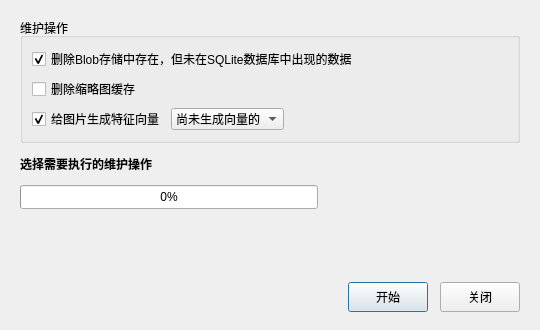
Before: the Qt Designer form src/ui/dialog_database_maintenance.ui in Craftkuro/StickerGenie, drawn with Qt 5.
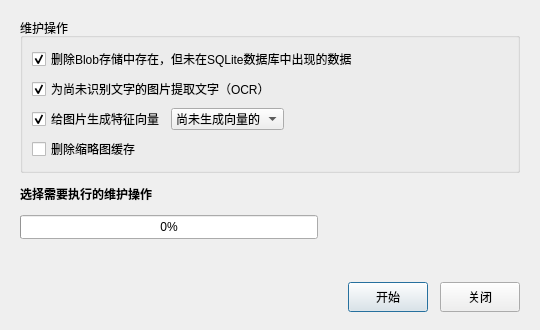
After: the same form once the commit is applied.

```diff
--- a/src/ui/dialog_database_maintenance.ui
+++ b/src/ui/dialog_database_maintenance.ui
@@ -52,9 +52,12 @@
        </widget>
       </item>
       <item>
-       <widget class="QCheckBox" name="checkBoxDeleteThumbnailCache">
+       <widget class="QCheckBox" name="checkBoxExtractText">
         <property name="text">
-         <string>删除缩略图缓存</string>
+         <string>为尚未识别文字的图片提取文字（OCR）</string>
+        </property>
+        <property name="checked">
+         <bool>true</bool>
         </property>
        </widget>
       </item>
@@ -99,6 +102,13 @@
         </item>
        </layout>
       </item>
+      <item>
+       <widget class="QCheckBox" name="checkBoxDeleteThumbnailCache">
+        <property name="text">
+         <string>删除缩略图缓存</string>
+        </property>
+       </widget>
+      </item>
      </layout>
     </widget>
    </item>
```
